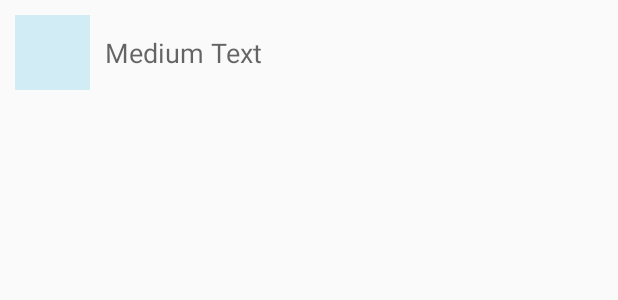
After one commit to poph2/Capstone-Project-2, an Android app: the layout fragment_inventory_list_item.xml on its own in the app's theme, with its tools: preview values and no code run, on a phone screen of 412 x 824 dp. The commit adds this screen. Shown: the top 300 px of the screen. Run offline under Robolectric (Android 15) with nearby library versions, the phone set to English and light mode, and no system bars.

Commit message:
feat: Inventory List
Saved discounts now discplay in the inventory activity. I also learnt how to restart a cursor loader.

```diff
--- a/app/src/main/java/com/pop/pricecutz/activities/main/MainActivity.java
+++ b/app/src/main/java/com/pop/pricecutz/activities/main/MainActivity.java
@@ -28,8 +28,7 @@ import com.pop.pricecutz.activities.login.LoginActivity;
 import com.pop.pricecutz.activities.main.fragments.CategoryFragment;
 import com.pop.pricecutz.activities.main.fragments.HomeFragment;
 import com.pop.pricecutz.activities.main.fragments.NearMeFragment;
-import com.pop.pricecutz.activities.main.fragments.InvetoryFragment;
-import com.pop.pricecutz.sync.PCSyncAdapter;
+import com.pop.pricecutz.activities.main.fragments.InventoryFragment;
 
 import org.json.JSONObject;
 
@@ -156,7 +155,7 @@ public class MainActivity extends AppCompatActivity
         adapter.addFragment(new Fragment(), "");
 //        adapter.addFragment(new FavoriteFragment(), "");
         adapter.addFragment(new CategoryFragment(), "");
-        adapter.addFragment(new InvetoryFragment(), "");
+        adapter.addFragment(new InventoryFragment(), "");
 
 //        adapter.addFragment(new Fragment(), "ONE");
 //        adapter.addFragment(new Fragment(), "TWO");
--- a/app/src/main/java/com/pop/pricecutz/activities/main/fragments/HomeFragment.java
+++ b/app/src/main/java/com/pop/pricecutz/activities/main/fragments/HomeFragment.java
@@ -44,7 +44,6 @@ public class HomeFragment extends Fragment implements AdapterView.OnItemClickLis
         super.onCreate(savedInstanceState);
 
         mContext = getContext();
-
     }
 
     @Override
--- /dev/null
+++ b/app/src/main/res/layout/fragment_inventory_list_item.xml
@@ -0,0 +1,28 @@
+<?xml version="1.0" encoding="utf-8"?>
+<RelativeLayout xmlns:android="http://schemas.android.com/apk/res/android"
+    android:orientation="vertical" android:layout_width="match_parent"
+    android:layout_height="wrap_content"
+    android:padding="10dp">
+
+    <ImageView
+        android:layout_width="50dp"
+        android:layout_height="50dp"
+        android:id="@+id/fragment_inventory_list_item_imageview"
+        android:layout_alignParentTop="true"
+        android:layout_alignParentLeft="true"
+        android:layout_alignParentStart="true"
+        android:src="@drawable/notification_template_icon_bg"
+        android:scaleType="centerCrop" />
+
+    <TextView
+        android:layout_width="wrap_content"
+        android:layout_height="wrap_content"
+        android:textAppearance="?android:attr/textAppearanceMedium"
+        android:text="Medium Text"
+        android:id="@+id/fragment_inventory_list_item_textview"
+        android:layout_centerVertical="true"
+        android:layout_toRightOf="@+id/fragment_inventory_list_item_imageview"
+        android:layout_toEndOf="@+id/fragment_inventory_list_item_imageview"
+        android:layout_marginRight="10dp"
+        android:layout_marginLeft="10dp" />
+</RelativeLayout>
```
Also changed, not shown: app/src/main/java/com/pop/pricecutz/activities/main/fragments/InventoryFragment.java (added, +143 -0 lines), app/src/main/java/com/pop/pricecutz/activities/main/fragments/InvetoryFragment.java (deleted, +0 -24 lines), app/src/main/java/com/pop/pricecutz/adapters/InventorySavedDiscountListAdapter.java (added, +68 -0 lines), app/src/main/java/com/pop/pricecutz/data/PriceCutzProvider.java (+47 -14 lines), app/src/main/java/com/pop/pricecutz/data/entries/DiscountEntry.java (+7 -5 lines), app/src/main/res/layout/fragment_inventory.xml (added, +11 -0 lines).
